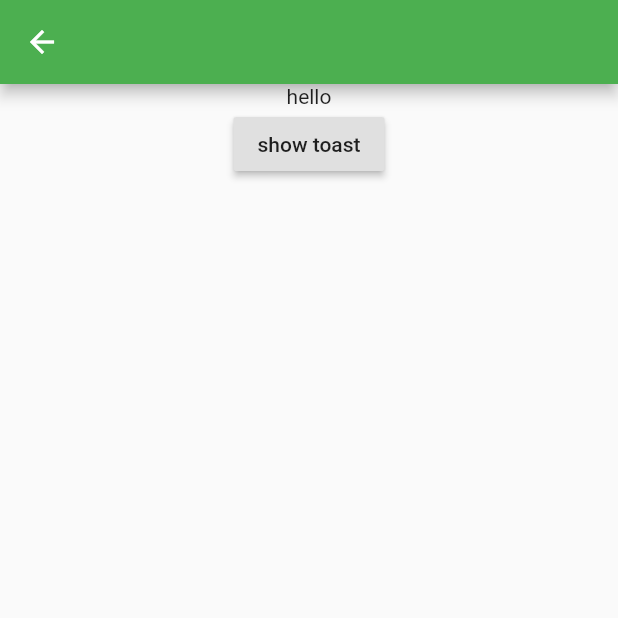
After one commit to a479304861/flutter_domo1, a Flutter app: the TooltipDemo screen opened by its route, on a phone screen of 412 x 824 dp, the top half of it. The commit adds this screen. Run offline on Flutter 3.47's test engine with Material 2 defaults, Android fonts, the phone set to English and light mode, and no system bars; our stand-ins replace cookie_jar, dio, dio_cookie_manager, rxdart, toast; network calls fail.

Commit message:
TooltipDemo

```diff
--- a/lib/main.dart
+++ b/lib/main.dart
@@ -12,6 +12,7 @@ import 'package:flutter_domo1/smallDemo/SplashScreen.dart';
 import 'package:flutter_domo1/smallDemo/StreamDemo.dart';
 import 'package:flutter_domo1/smallDemo/TextFieldDemo.dart';
 import 'package:flutter_domo1/smallDemo/TextSpanDemo.dart';
+import 'package:flutter_domo1/smallDemo/TooltipDemo.dart';
 import 'package:flutter_domo1/smallDemo/WarpDemo.dart';
 import 'package:flutter_domo1/smallDemo/Custom_router.dart';
 import 'package:flutter_domo1/smallDemo/RxdartDemo.dart';
@@ -27,6 +28,7 @@ class MyApp extends StatelessWidget {
   @override
   Widget build(BuildContext context) {
     return MaterialApp(
+
       debugShowCheckedModeBanner: false,
       title: "Flutter Demo",
       //多应用程序切换的标题
@@ -84,4 +86,5 @@ Map<String, WidgetBuilder> routers = {
   "ExpansionTileDemo": (BuildContext content) => ExpansionTileDemo(),
   "BSCurve": (BuildContext content) => BSCurve(),
   "RightBackDemo": (BuildContext content) => RightBackDemo(),
+  "TooltipDemo": (BuildContext content) => TooltipDemo(),
 };
--- /dev/null
+++ b/lib/smallDemo/TooltipDemo.dart
@@ -0,0 +1,37 @@
+import 'package:flutter/material.dart';
+import 'package:toast/toast.dart';
+
+class TooltipDemo extends StatefulWidget {
+  @override
+  _TooltipDemoState createState() => _TooltipDemoState();
+}
+
+class _TooltipDemoState extends State<TooltipDemo> {
+  void tip() {}
+
+  @override
+  Widget build(BuildContext context) {
+    return Scaffold(
+      appBar: AppBar(),
+      body: Center(
+        child: Container(
+          child: Column(
+            children: [
+              Tooltip(
+                message: '你好',
+                child: Text("hello"),
+              ),
+              RaisedButton(
+                onPressed: (){
+                  Toast.show("Toast plugin app", context, duration: Toast.LENGTH_SHORT, gravity:  Toast.BOTTOM);
+                  Toast.show("Toast plugin app", context, duration: Toast.LENGTH_SHORT, gravity:  Toast.CENTER);
+                },
+                child: Text("show toast"),
+              )
+            ],
+          ),
+        ),
+      ),
+    );
+  }
+}
--- a/pubspec.yaml
+++ b/pubspec.yaml
@@ -19,7 +19,7 @@ dependencies:
   analyzer: '0.39.14'
   intl: 0.15.7
   rxdart: 0.18.1
-
+  toast: ^0.1.5
 
 dev_dependencies:
   flutter_test:
```
Also changed, not shown: pubspec.lock.
